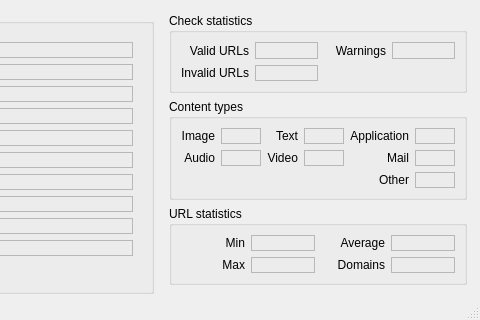
The window that linkcheck/gui/ui/main.ui (wummel/linkchecker) describes before a commit, drawn with Qt 5; both pictures show x 302 to 782 and y 344 to 664 of the 782 by 664 pixel window.
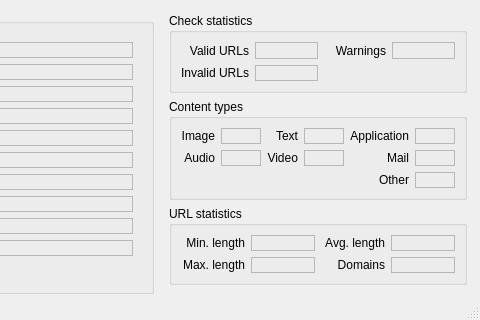
The same window after the commit. Icons and pictures are not drawn. Custom widgets are drawn as their Qt base class.

Commit message: Improved GUI labels for URL statistics.

```diff
--- a/linkcheck/gui/ui/main.ui
+++ b/linkcheck/gui/ui/main.ui
@@ -1074,7 +1074,7 @@
                </sizepolicy>
               </property>
               <property name="text">
-               <string>Min</string>
+               <string>Min. length</string>
               </property>
               <property name="alignment">
                <set>Qt::AlignRight|Qt::AlignTrailing|Qt::AlignVCenter</set>
@@ -1121,7 +1121,7 @@
                </sizepolicy>
               </property>
               <property name="text">
-               <string>Average</string>
+               <string>Avg. length</string>
               </property>
               <property name="alignment">
                <set>Qt::AlignRight|Qt::AlignTrailing|Qt::AlignVCenter</set>
@@ -1168,7 +1168,7 @@
                </sizepolicy>
               </property>
               <property name="text">
-               <string>Max</string>
+               <string>Max. length</string>
               </property>
               <property name="alignment">
                <set>Qt::AlignRight|Qt::AlignTrailing|Qt::AlignVCenter</set>
```
The commit also changes 3 other files.
